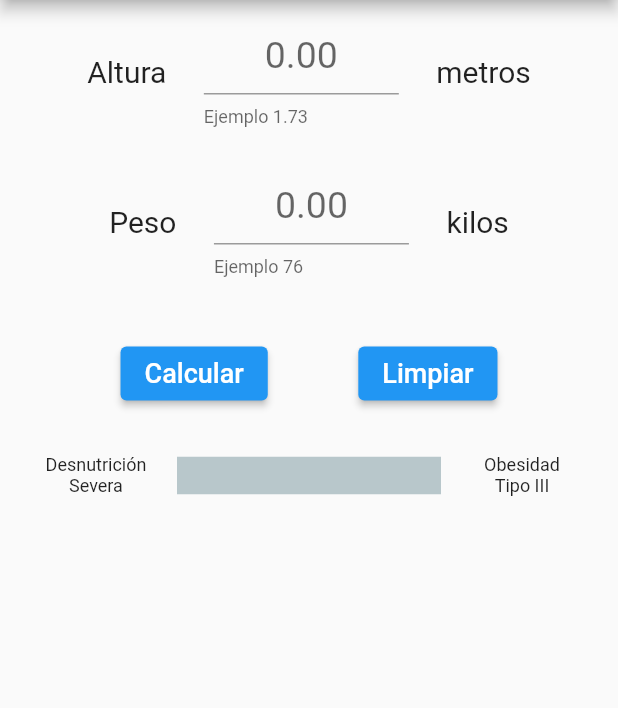
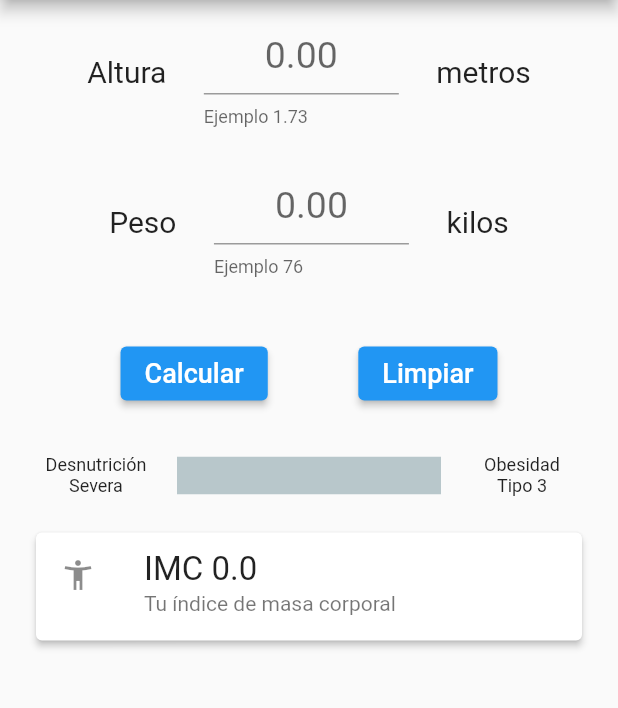
Before and after one commit to 0M1N1D0/calculadoraIMC, a Flutter app: the screen it shows after launch, on a phone screen of 412 x 824 dp, the part 84-792 px from its top. Run offline on Flutter 3.47's test engine with Material 2 defaults, Android fonts, the phone set to English and light mode, and no system bars; drawn by our look-alikes of percent_indicator.

Commit message:
v0.4.7
Se agrega la Card para mostrar el resultado. Se implemente Provider para manejar el resultado imc en el Card Widget.

```diff
--- a/calculadora_imc/lib/main.dart
+++ b/calculadora_imc/lib/main.dart
@@ -1,13 +1,20 @@
 import 'package:flutter/material.dart';
+import 'package:provider/provider.dart';
 
 import 'package:calculadora_imc/src/pages/my_home_page.dart';
+import 'package:calculadora_imc/src/providers/actualiza_imc.dart';
 
-void main() => runApp(MyApp());
+void main() => runApp(const MyApp());
 
 class MyApp extends StatelessWidget {
+  const MyApp({Key? key}) : super(key: key);
+
   @override
   Widget build(BuildContext context) {
-    return const MaterialApp(
+    return MultiProvider(
+      // ----- implementación del provider
+      providers: [ChangeNotifierProvider(create: (context) => ActualizaIMC())],
+      child: const MaterialApp(
         debugShowCheckedModeBanner: false,
         title: 'Material App',
         home: SafeArea(
@@ -15,6 +22,7 @@ class MyApp extends StatelessWidget {
           bottom: true,
           child: HomePage(),
         ),
+      ),
     );
   }
 }
--- a/calculadora_imc/lib/src/pages/my_home_page.dart
+++ b/calculadora_imc/lib/src/pages/my_home_page.dart
@@ -1,6 +1,7 @@
 //import 'dart:ui';
 
 // archivos de flutter
+
 import 'package:flutter/material.dart';
 
 // archivos propios
@@ -8,11 +9,13 @@ import 'package:calculadora_imc/src/widgets/row_altura.dart';
 import 'package:calculadora_imc/src/widgets/row_peso.dart';
 import 'package:calculadora_imc/src/widgets/row_botones.dart';
 import 'package:calculadora_imc/src/widgets/linear_indicator.dart';
+import 'package:calculadora_imc/src/widgets/card_result.dart';
 
 // variables globales
 double peso = 0;
 double altura = 0;
 double imc = 0;
+String resultado = 'Sin resultado';
 //double porcentaje = 0;
 
 class HomePage extends StatefulWidget {
@@ -41,7 +44,7 @@ class _HomePageState extends State<HomePage> {
           vertical: 10.0,
           horizontal: 20.0,
         ), // margen del container
-        //color: Colors.red,
+
         child: Column(
           // mainAxisAlignment: MainAxisAlignment.center,
           // crossAxisAlignment: CrossAxisAlignment.center,
@@ -59,6 +62,10 @@ class _HomePageState extends State<HomePage> {
               height: 30.0,
             ),
             MyLinearPercentIndicator(),
+            SizedBox(
+              height: 20.0,
+            ),
+            CardResults(),
           ],
         ), // columna principal
       ),
--- /dev/null
+++ b/calculadora_imc/lib/src/providers/actualiza_imc.dart
@@ -0,0 +1,14 @@
+import 'package:flutter/material.dart';
+
+class ActualizaIMC with ChangeNotifier {
+  double _imcProvider = 0.0;
+
+  double get imcProvidersetGet {
+    return _imcProvider;
+  }
+
+  set imcProviderSet(double valor) {
+    _imcProvider = valor;
+    notifyListeners();
+  }
+}
--- /dev/null
+++ b/calculadora_imc/lib/src/widgets/card_result.dart
@@ -0,0 +1,38 @@
+import 'package:flutter/material.dart';
+import 'package:calculadora_imc/src/providers/actualiza_imc.dart';
+
+//import 'package:calculadora_imc/src/pages/my_home_page.dart';
+import 'package:provider/provider.dart';
+
+class CardResults extends StatefulWidget {
+  const CardResults({Key? key}) : super(key: key);
+
+  @override
+  _CardResultsState createState() => _CardResultsState();
+}
+
+class _CardResultsState extends State<CardResults> {
+  @override
+  Widget build(BuildContext context) {
+    // ---- instancia provider
+    ActualizaIMC imcProv = Provider.of<ActualizaIMC>(context);
+    return Card(
+      elevation: 2.0,
+      //color: Colors.amberAccent,
+      child: Column(
+        children: [
+          ListTile(
+            leading: const Icon(Icons.accessibility_new),
+            title: Text(
+              'IMC ${imcProv.imcProvidersetGet}',
+              textAlign: TextAlign.start,
+              style: const TextStyle(fontSize: 22.0),
+            ),
+            subtitle: const Text('Tu índice de masa corporal'),
+          ),
+          Table(),
+        ],
+      ),
+    );
+  }
+}
--- a/calculadora_imc/lib/src/widgets/linear_indicator.dart
+++ b/calculadora_imc/lib/src/widgets/linear_indicator.dart
@@ -1,5 +1,4 @@
 import 'dart:async';
-
 import 'package:flutter/material.dart';
 
 import 'package:percent_indicator/linear_percent_indicator.dart';
@@ -15,6 +14,10 @@ class MyLinearPercentIndicator extends StatefulWidget {
 
 class _MyLinearPercentIndicatorState extends State<MyLinearPercentIndicator> {
   double percent = 0;
+
+  // ***********************************************
+  // INIT STATE DEL LINEARPERCENTINDICATOR
+  // ***********************************************
   @override
   void initState() {
     Timer? timer;
@@ -25,18 +28,7 @@ class _MyLinearPercentIndicatorState extends State<MyLinearPercentIndicator> {
           timer!.cancel();
           // percent=0;
         }
-        // if (imc <= 16 && imc >= 0.1) {
-        //   // desnutrición severa
-        //   percent = 0.16;
-        // } else if (imc >= 40) {
-        //   // obesidad tipo III
-        //   percent = 1;
-        // } else if (imc == 0) {
-        //   percent = 0;
-        // } else {
-        //   percent = 1 - ((40 - imc) / 24);
-        // }
-        //percent = 1;
+
         if (imc <= 16 && imc >= 0.1) {
           // desnutricion severa
           percent = 0.01;
@@ -87,7 +79,7 @@ class _MyLinearPercentIndicatorState extends State<MyLinearPercentIndicator> {
         child: SizedBox(
           width: 68,
           child: Text(
-            'Obesidad Tipo III',
+            'Obesidad Tipo 3',
             style: TextStyle(fontSize: 12.0),
             textAlign: TextAlign.center,
           ),
--- a/calculadora_imc/lib/src/widgets/row_botones.dart
+++ b/calculadora_imc/lib/src/widgets/row_botones.dart
@@ -1,9 +1,11 @@
-import 'dart:ui';
+//import 'dart:ui';
 
 import 'package:flutter/material.dart';
+import 'package:provider/provider.dart';
 
 import 'package:calculadora_imc/src/pages/my_home_page.dart';
 import 'package:calculadora_imc/src/classes/imc.dart';
+import 'package:calculadora_imc/src/providers/actualiza_imc.dart';
 
 class MyRowBotones extends StatefulWidget {
   const MyRowBotones({Key? key}) : super(key: key);
@@ -15,11 +17,17 @@ class MyRowBotones extends StatefulWidget {
 class _MyRowBotonesState extends State<MyRowBotones> {
   @override
   Widget build(BuildContext context) {
+    // ------ instancia provider
+    ActualizaIMC imcProv = Provider.of<ActualizaIMC>(context);
     return Row(
       mainAxisAlignment: MainAxisAlignment.spaceEvenly,
       crossAxisAlignment: CrossAxisAlignment.center,
       children: [
-        _buttonCalcular(),
+        /*
+          la instancia provider se pasa como argumento
+          al método del boton que hace el cálculo
+        */
+        _buttonCalcular(imcProv),
         _buttonLimpiar(),
       ],
     );
@@ -45,7 +53,7 @@ class _MyRowBotonesState extends State<MyRowBotones> {
   // METODO BOTON CALCULAR
   // ***********************************
 
-  ElevatedButton _buttonCalcular() {
+  ElevatedButton _buttonCalcular(ActualizaIMC imcProv) {
     return ElevatedButton(
       //style: ButtonStyle(shape: BorderRadius.circular(5)),
       onPressed: () {
@@ -55,7 +63,8 @@ class _MyRowBotonesState extends State<MyRowBotones> {
               IndiceMasaCorporal(altura: altura, peso: peso);
           // recibiendo el resultado
           imc = double.parse(objIMC.calculoIMCtoString());
-          //print(imc);
+          //print(imc );
+          imcProv.imcProviderSet = imc;
         });
       },
       child: const Text(
--- a/calculadora_imc/pubspec.yaml
+++ b/calculadora_imc/pubspec.yaml
@@ -35,6 +35,7 @@ dependencies:
   # Use with the CupertinoIcons class for iOS style icons.
   cupertino_icons: ^1.0.2
   percent_indicator: ^3.4.0
+  provider: ^6.0.2
 
 dev_dependencies:
   flutter_test:
```
Also changed, not shown: calculadora_imc/pubspec.lock. Lines whose indentation alone changed are shown as unchanged.
